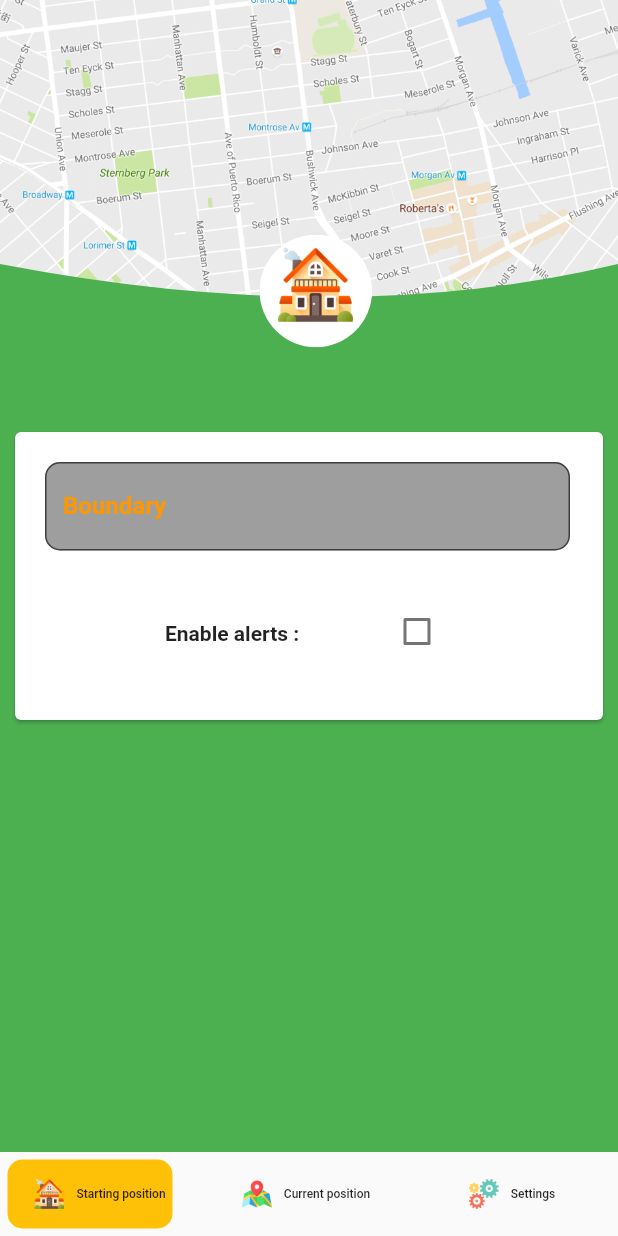
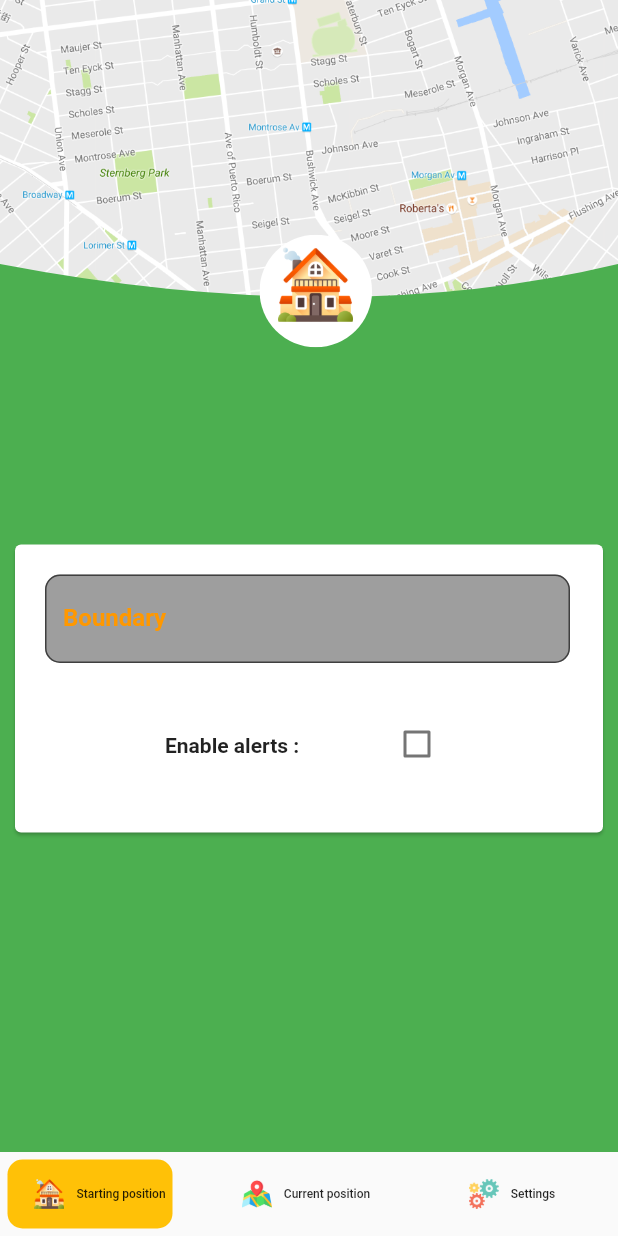
Before and after one commit to PiotrFLEURY/OutOfBound, a Flutter app: the MyStatefulWidget screen opened directly, swiped to page 3, on a phone screen of 412 x 824 dp. Run offline on Flutter 3.47's test engine with Material 2 defaults, Android fonts, the phone set to English and light mode, and no system bars; our stand-ins replace flutter_local_notifications, geolocator, location; missing offline and left inert: geocoder; accounts and stored records are empty.

Commit message:
feat custom UI / corrections 2

```diff
--- a/lib/nve/blue-page.dart
+++ b/lib/nve/blue-page.dart
@@ -60,7 +60,7 @@ class BluePage extends State<MyStatefulBluePage> {
                         top: 40,
                         left: 35,
                         width: 350,
-                        child: Text(Provider.of<PositionService>(context, listen: false).addresse, style: TextStyle(
+                        child: Text(positionProvider().addresse, style: TextStyle(
                           fontSize: 12,
                           fontWeight: FontWeight.bold,
                         ),),
--- a/lib/nve/green-page.dart
+++ b/lib/nve/green-page.dart
@@ -14,12 +14,10 @@ class GreenPage extends State<MyStatefulGreenPage> {
   TextEditingController _controller = new TextEditingController();
   FocusNode _textNode = new FocusNode();
 
-  @override
   void initState() {
     super.initState();
   }
 
-  @override
   void didChangeDependencies() {
     super.didChangeDependencies();
   }
--- a/lib/nve/nve-main-page.dart
+++ b/lib/nve/nve-main-page.dart
@@ -164,10 +164,13 @@ class FirstScreen extends State<MyStatefulWidget> {
   Widget build(BuildContext ctxt) {
     return new Scaffold(
       body: Stack(children: <Widget>[
-        PageView(
-          controller: _pageViewController,
-          scrollDirection: Axis.horizontal,
-          children: _children,
+        Padding(
+          padding: const EdgeInsets.only(top: 150),
+          child: PageView(
+            controller: _pageViewController,
+            scrollDirection: Axis.horizontal,
+            children: _children,
+          ),
         ),
         ClipPath(
           clipper: MyCustomClipper(),
```
Also changed, not shown: lib/nve/red-page.dart (+10 -4 lines).
